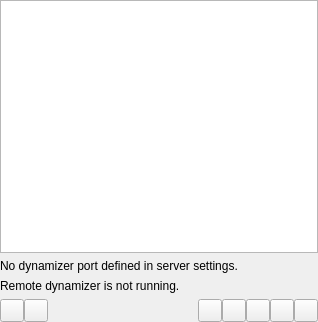
CDrummond/cantata, file dynamic/dynamicpage.ui: the form before one commit.
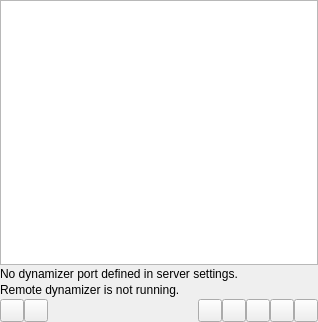
The form after the commit. Custom widgets are drawn as their Qt base class.

Patch:
```diff
--- a/dynamic/dynamicpage.ui
+++ b/dynamic/dynamicpage.ui
@@ -11,6 +11,9 @@
    </rect>
   </property>
   <layout class="QVBoxLayout" name="vlayout">
+   <property name="spacing">
+    <number>2</number>
+   </property>
    <property name="margin">
     <number>0</number>
    </property>
@@ -95,6 +98,11 @@
    <extends>QToolButton</extends>
    <header>toolbutton.h</header>
   </customwidget>
+  <customwidget>
+   <class>SizeWidget</class>
+   <extends>QWidget</extends>
+   <header>sizewidget.h</header>
+  </customwidget>
  </customwidgets>
  <resources/>
  <connections/>
```
Left out of the diff: 3 changed lines with no effect on the pictures.
